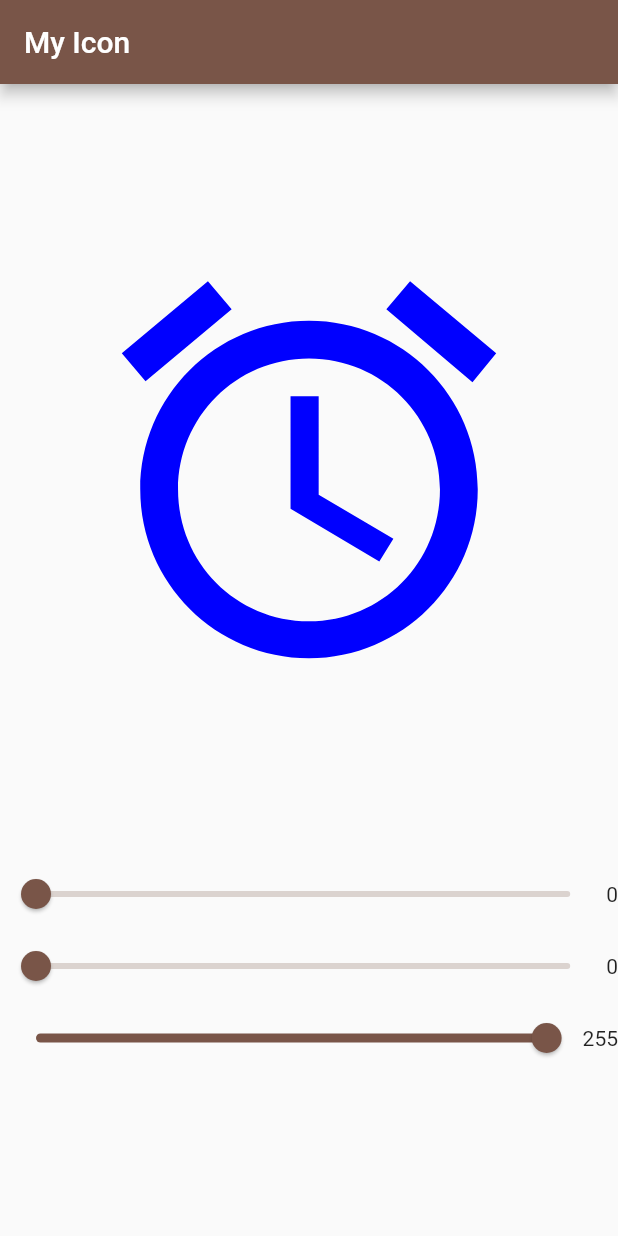
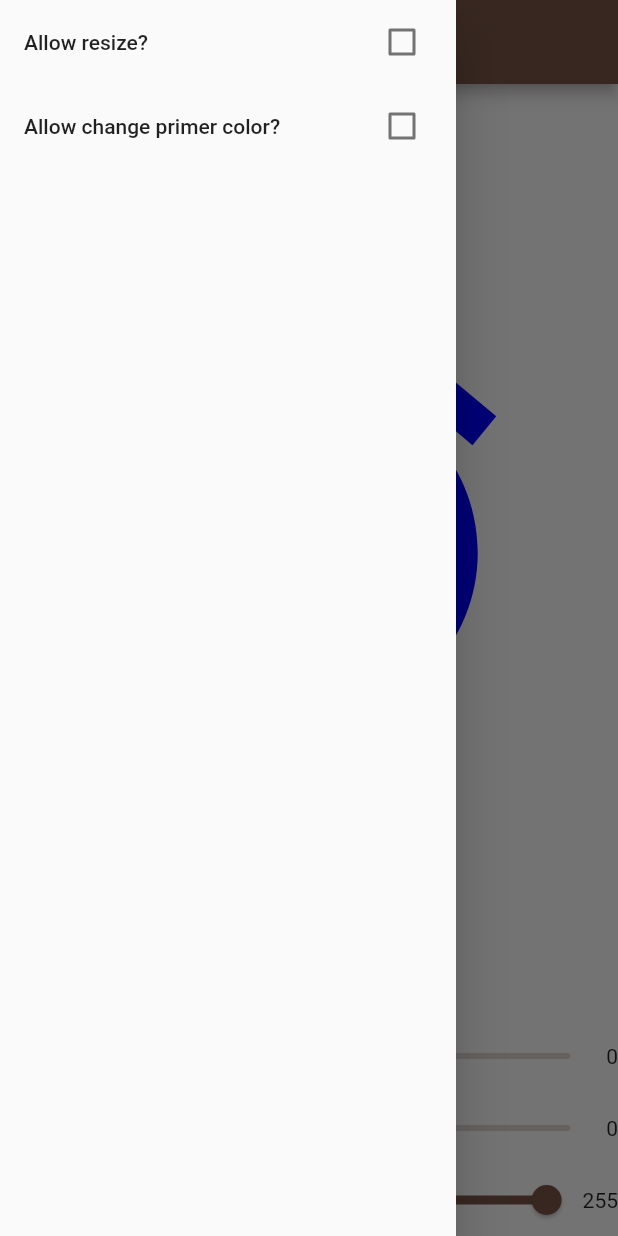
Before and after one commit to zahraAfa/MAP_Exercise1_Anisa_Sifra, a Flutter app: the screen it shows after launch, with the side drawer open (before the commit the screen has no drawer), on a phone screen of 412 x 824 dp. Run offline on Flutter 3.47's test engine with Material 2 defaults, Android fonts, the phone set to English and light mode, and no system bars.

Commit message:
3rd commit

```diff
--- a/lib/main.dart
+++ b/lib/main.dart
@@ -56,15 +56,41 @@ class _MyHomePageState extends State<MyHomePage> {
                 ]
               : [],
         ),
+        drawer: Drawer(
+          child: ListView(
+            padding: EdgeInsets.zero,
+            children: <Widget>[
+              CheckboxListTile(
+                title: Text('Allow resize?'),
+                value: _resize,
+                onChanged: (bool value) {
+                  setState(() {
+                    _resize = value;
+                  });
+                },
+              ),
+              CheckboxListTile(
+                title: Text('Allow change primer color?'),
+                value: _recolor,
+                onChanged: (bool value) {
+                  setState(() {
+                    _recolor = value;
+                  });
+                },
+              ),
+            ],
+          ),
+        ),
         body: Center(
           // Center is a layout widget. It takes a single child and positions it
           // in the middle of the parent.
           child: Container(
             // margin: EdgeInsets.fromLTRB(left, top, right, bottom),
             child: Column(
-              mainAxisAlignment: MainAxisAlignment.spaceEvenly,
+              mainAxisAlignment: MainAxisAlignment.spaceBetween,
               children: <Widget>[
                 Container(
+                  margin: EdgeInsets.fromLTRB(0, 150, 0, 0),
                   child: Icon(
                     Icons.alarm,
                     size: _size,
@@ -73,12 +99,13 @@ class _MyHomePageState extends State<MyHomePage> {
                 ),
                 Container(
                   child: Column(
+                    // mainAxisAlignment: MainAxisAlignment.end,
                     children: [
                       Row(
                         children: [
                           Expanded(
                             child: Slider(
-                              activeColor: Colors.blue[255],
+                              activeColor: Colors.brown,
                               value: _red.toDouble(),
                               min: 0.0,
                               max: 255.0,
@@ -91,7 +118,7 @@ class _MyHomePageState extends State<MyHomePage> {
                           ),
                           _recolor
                               ? FloatingActionButton(
-                                  backgroundColor: Colors.red[255],
+                                  backgroundColor: Colors.red,
                                   onPressed: () {
                                     setState(() {
                                       _red = 255;
@@ -108,7 +135,7 @@ class _MyHomePageState extends State<MyHomePage> {
                         children: [
                           Expanded(
                             child: Slider(
-                              activeColor: Colors.blue[255],
+                              activeColor: Colors.brown,
                               value: _green.toDouble(),
                               min: 0.0,
                               max: 255.0,
@@ -121,7 +148,7 @@ class _MyHomePageState extends State<MyHomePage> {
                           ),
                           _recolor
                               ? FloatingActionButton(
-                                  backgroundColor: Colors.green[255],
+                                  backgroundColor: Colors.green,
                                   onPressed: () {
                                     setState(() {
                                       _red = 0;
@@ -138,7 +165,7 @@ class _MyHomePageState extends State<MyHomePage> {
                         children: [
                           Expanded(
                             child: Slider(
-                              activeColor: Colors.blue[255],
+                              activeColor: Colors.brown,
                               value: _blue.toDouble(),
                               min: 0.0,
                               max: 255.0,
@@ -151,7 +178,7 @@ class _MyHomePageState extends State<MyHomePage> {
                           ),
                           _recolor
                               ? FloatingActionButton(
-                                  backgroundColor: Colors.blue[255],
+                                  backgroundColor: Colors.blue,
                                   onPressed: () {
                                     setState(() {
                                       _red = 0;
```
